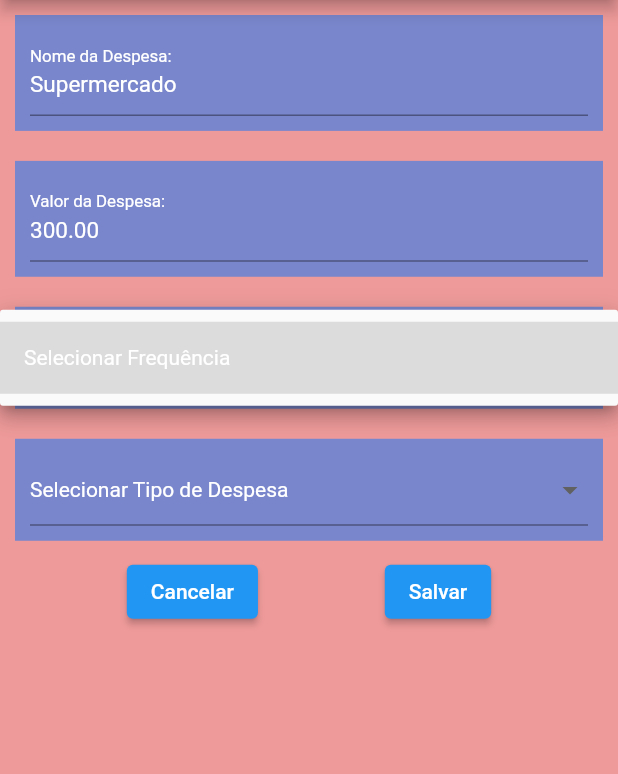
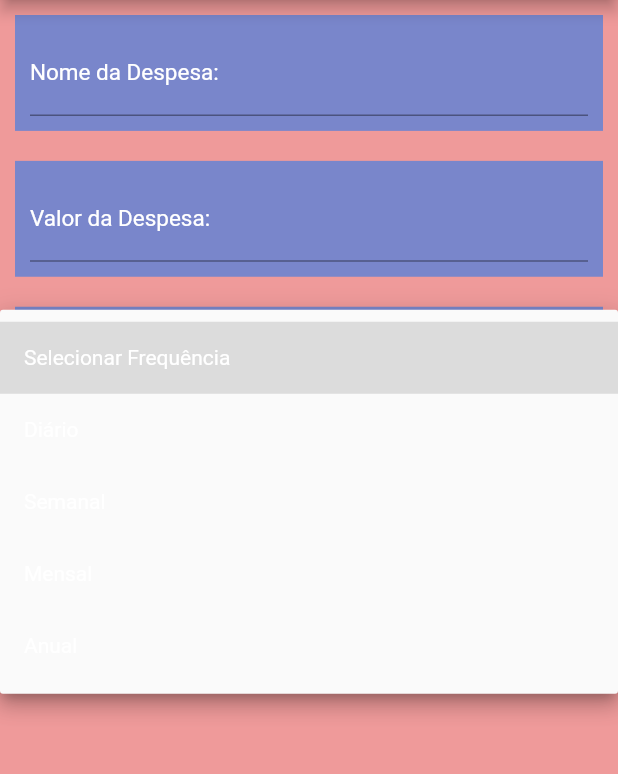
Before and after one commit to RichbertOliveira/GOALS, a Flutter app: the DespesasCreate screen opened directly, after a tap on "Selecionar Frequência", on a phone screen of 412 x 824 dp, the part 84-858 px from its top. Run offline on Flutter 3.47's test engine with Material 2 defaults, Android fonts, the light colour scheme and no system bars; our stand-ins replace email_validator, shared_preferences, sqflite; accounts and stored records are empty.

Commit message:
Modificações no save de despesas

```diff
--- a/codigo/lib/Login.dart
+++ b/codigo/lib/Login.dart
@@ -43,7 +43,7 @@ class _LoginState extends State<Login> {
     );
 
     if(users.length > 0) {
-      var user = prefs.setString('userId', users[0]['id']);
+      var user = prefs.setString('userId', users[0]['id'].toString());
 
       Navigator.push(
         context,
--- a/codigo/lib/database/DbFile.dart
+++ b/codigo/lib/database/DbFile.dart
@@ -14,7 +14,10 @@ class DbFile {
           String sql = "CREATE TABLE user ("
               "id INTEGER PRIMARY KEY AUTOINCREMENT,"
               "name VARCHAR, email VARCHAR, password VARCHAR"
-              ")";
+              ");"
+              "CREATE TABLE expenses ("
+              "id INTEGER PRIMARY KEY AUTOINCREMENT,"
+              "name VARCHAR, value DOUBLE, type VARCHAR, userId INTEGER)";
           db.execute(sql);
         }
     );
--- a/codigo/lib/main.dart
+++ b/codigo/lib/main.dart
@@ -25,7 +25,7 @@ class _InicioState extends State<Inicio> {
   final DbFile dbFile = new DbFile();
 
   final List<Widget> _telas = [
-    Despesas(),
+    Despesas(despesas: "Despesas"),
     Goals("Goals"),
     Sobre("Sobre"),
   ];
--- a/codigo/lib/model/Expenses.dart
+++ b/codigo/lib/model/Expenses.dart
@@ -4,6 +4,7 @@ class Expenses {
   final double value;
   final String type;
   final int userId;
+  final String frequency;
 
   const Expenses({
     required this.id,
@@ -11,6 +12,7 @@ class Expenses {
     required this.value,
     required this.type,
     required this.userId,
+    required this.frequency,
   });
 
   Map<String, dynamic> toMap() {
@@ -20,11 +22,12 @@ class Expenses {
       'value': value,
       'type': type,
       'userId': userId,
+      'frequency': frequency,
     };
   }
 
   @override
   String toString() {
-    return 'User{id: $id, name: $name, value: $value, type: $type, userId: $userId}';
+    return 'User{id: $id, name: $name, value: $value, type: $type, userId: $userId, frequency: $frequency}';
   }
 }
--- a/codigo/lib/pages/DespesasCreate.dart
+++ b/codigo/lib/pages/DespesasCreate.dart
@@ -1,8 +1,43 @@
 import 'package:flutter/material.dart';
 import 'package:flutter/services.dart';
+import 'package:goals/model/Expenses.dart';
+import 'package:shared_preferences/shared_preferences.dart';
+import 'package:sqflite/sqflite.dart';
+import 'package:path/path.dart' as Path;
 
-class DespesasCreate extends StatelessWidget {
-  DespesasCreate({super.key});
+import '../database/DbFile.dart';
+import '../database/ExpensesDb.dart';
+
+class DespesasCreate extends StatefulWidget {
+  @override
+  State<DespesasCreate> createState() => _DespesasCreateState();
+}
+
+class _DespesasCreateState extends State<DespesasCreate> {
+  final nameController = TextEditingController();
+  final valueController = TextEditingController();
+  final frequencyController = TextEditingController();
+  final typeController = TextEditingController();
+
+  void saveDespesa(String name, double value, String frequency, String type) async {
+    final DbFile dbFile = DbFile();
+    Database database = await dbFile.findDatabase();
+    final ExpensesDb expensesFile = ExpensesDb();
+    final SharedPreferences prefs = await SharedPreferences.getInstance();
+
+    var expense = Expenses(
+      id: 0,
+      name: name,
+      value: value,
+      frequency: frequency,
+      type: type,
+      userId: int.parse(prefs.getString('userId')!),
+    );
+
+    expensesFile.insertExpenses(expense, database);
+
+    Navigator.pop(context);
+  }
 
   @override
   Widget build(BuildContext context) {
@@ -20,9 +55,9 @@ class DespesasCreate extends StatelessWidget {
               color: Colors.indigo[300],
               padding: const EdgeInsets.all(10.0),
               child: TextFormField(
-                initialValue: "Supermercado",
                 style: const TextStyle(fontSize: 15, color: Colors.white),
                 keyboardType: TextInputType.text,
+                controller: nameController,
                 decoration: const InputDecoration(
                   labelText: "Nome da Despesa: ",
                   labelStyle: TextStyle(fontSize: 15, color: Colors.white),
@@ -42,8 +77,8 @@ class DespesasCreate extends StatelessWidget {
               color: Colors.indigo[300],
               padding: const EdgeInsets.all(10.0),
               child: TextFormField(
-                initialValue: "300.00",
                 keyboardType: TextInputType.number,
+                controller: valueController,
                 style: const TextStyle(fontSize: 15, color: Colors.white),
                 decoration: const InputDecoration(
                   labelText: "Valor da Despesa: ",
@@ -58,35 +93,44 @@ class DespesasCreate extends StatelessWidget {
                 autovalidateMode: AutovalidateMode.onUserInteraction,
               ),
             ),
-
             Container(
               alignment: Alignment.center,
               margin: const EdgeInsets.all(10.0),
               color: Colors.indigo[300],
               padding: const EdgeInsets.all(10.0),
               child: DropdownButtonFormField<String>(
-                items: [DropdownMenuItem<String>(child:Text("Selecionar Frequência"))],
+                items: [
+                  DropdownMenuItem<String>(child:Text("Selecionar Frequência")),
+                  DropdownMenuItem<String>(child:Text("Diário"), value: 'DIARIO',),
+                  DropdownMenuItem<String>(child:Text("Semanal"), value: 'SEMANAL',),
+                  DropdownMenuItem<String>(child:Text("Mensal"), value: 'MENSAL',),
+                  DropdownMenuItem<String>(child:Text("Anual"), value: 'ANUAL',),
+                ],
                 onChanged: (Object? value) {  },
                 style: const TextStyle(
                   color: Colors.white,
                 ),
               ),
             ),
-
             Container(
               alignment: Alignment.center,
               margin: const EdgeInsets.all(10.0),
               color: Colors.indigo[300],
               padding: const EdgeInsets.all(10.0),
               child: DropdownButtonFormField<String>(
-                items: [DropdownMenuItem<String>(child:Text("Selecionar Tipo de Despesa")),],
+                items: [
+                  DropdownMenuItem<String>(child:Text("Selecionar Tipo de Despesa")),
+                  DropdownMenuItem<String>(child:Text("Obrigatória Fixa"), value: 'FM',),
+                  DropdownMenuItem<String>(child:Text("Obrigatória Variável"), value: 'VM',),
+                  DropdownMenuItem<String>(child:Text("Não-Obrigatória Fixa"), value: 'FNM',),
+                  DropdownMenuItem<String>(child:Text("Não-Obrigatória Variável"), value: 'VNM',),
+                ],
                 onChanged: (Object? value) {  },
                 style: const TextStyle(
                   color: Colors.white,
                 ),
               ),
             ),
-
             Row(
               crossAxisAlignment: CrossAxisAlignment.end,
               mainAxisAlignment: MainAxisAlignment.spaceEvenly,
@@ -99,7 +143,7 @@ class DespesasCreate extends StatelessWidget {
                 ),
                 ElevatedButton(
                   onPressed: () {
-                    Navigator.pop(context);
+                    saveDespesa(nameController.text, double.parse(valueController.text), frequencyController.text, typeController.text);
                   },
                   child: const Text('Salvar'),
                 ),
```
Also changed, not shown: codigo/lib/database/ExpensesDb.dart (+4 -6 lines), codigo/lib/pages/Despesas.dart (+35 -15 lines).
